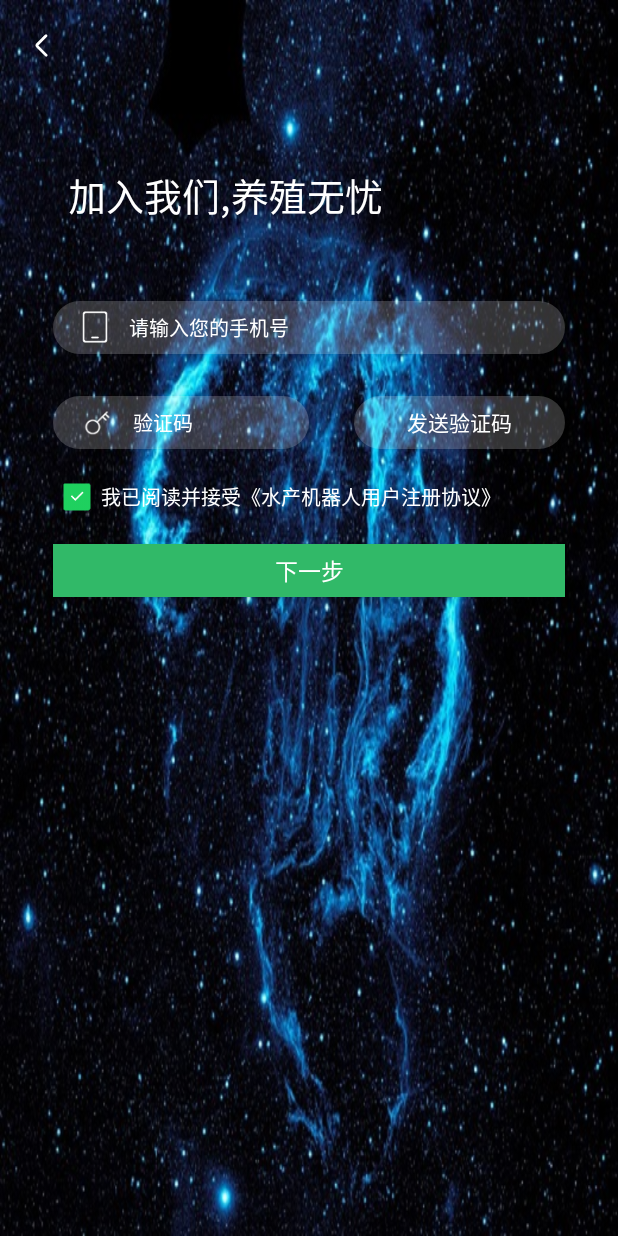
After one commit to crazyzhangxl/KeyBoardDemo, an Android app: the RegisterActivity screen opened directly, with no data from a screen before it, on a phone screen of 412 x 824 dp. The commit adds this screen. Run offline under Robolectric (Android 15) with nearby library versions, the phone set to English and light mode, and no system bars.

Commit message:
增加软键盘基础版本--- 可移动软件盘

```diff
--- a/app/build.gradle
+++ b/app/build.gradle
@@ -4,7 +4,7 @@ android {
     compileSdkVersion 28
     defaultConfig {
         applicationId "com.example.apple.keyboarddemo"
-        minSdkVersion 15
+        minSdkVersion 16
         targetSdkVersion 28
         versionCode 1
         versionName "1.0"
--- /dev/null
+++ b/app/src/main/java/com/example/apple/keyboarddemo/RegisterActivity.java
@@ -0,0 +1,157 @@
+package com.example.apple.keyboarddemo;
+
+import android.content.Context;
+import android.content.Intent;
+import android.graphics.Rect;
+import android.os.Build;
+import android.support.annotation.RequiresApi;
+import android.support.v7.app.AlertDialog;
+import android.support.v7.app.AppCompatActivity;
+import android.os.Bundle;
+import android.util.DisplayMetrics;
+import android.util.Log;
+import android.view.View;
+import android.view.ViewTreeObserver;
+import android.view.inputmethod.InputMethodManager;
+import android.widget.Button;
+import android.widget.EditText;
+import android.widget.LinearLayout;
+
+import com.example.apple.keyboarddemo.shelter_aty.ShelterActivity;
+
+/**
+ * @author crazyZhangxl on 2018-12-22 13:27:56.
+ * Describe:
+ */
+
+public class RegisterActivity extends AppCompatActivity {
+    private Button mBtn;
+    private LinearLayout mLinearLayout;
+    private int mButtonHeight;
+    private ViewTreeObserver mTreeObserver;
+    private ViewTreeObserver.OnGlobalLayoutListener mListener;
+    @Override
+    protected void onCreate(Bundle savedInstanceState) {
+        super.onCreate(savedInstanceState);
+        setContentView(R.layout.activity_register);
+        initViews();
+        initListener();
+    }
+
+    private void initListener() {
+
+        findViewById(R.id.ivToolbarNavigation).setOnClickListener(new View.OnClickListener() {
+            @Override
+            public void onClick(View v) {
+                hideSoft();
+                startActivity(new Intent(RegisterActivity.this, ShelterActivity.class));
+            }
+        });
+
+        mBtn.setOnClickListener(new View.OnClickListener() {
+            @Override
+            public void onClick(View v) {
+                showDialog();
+            }
+        });
+
+        buttonBeyondKeyboardLayout(mLinearLayout,mBtn);
+    }
+
+    @Override
+    protected void onResume() {
+        super.onResume();
+
+    }
+
+    private void initViews() {
+        mLinearLayout = findViewById(R.id.content);
+        mBtn = findViewById(R.id.btnNext);
+
+    }
+
+    /**
+     * 移动的布局
+     * @param root     需要移动的布局
+     * @param button   最底部的布局
+     */
+    private void buttonBeyondKeyboardLayout(final  View root,final View button) {
+        mListener = new ViewTreeObserver.OnGlobalLayoutListener() {
+            @Override
+            public void onGlobalLayout() {
+                Log.e("测试", "-------统计测量------" );
+                Rect rect = new Rect();
+                // 获得当前窗口的可视区域的大小
+                getWindow().getDecorView().getWindowVisibleDisplayFrame(rect);
+                // 当前窗口的高度 - 可见区域的底部 = 不可见窗体的大小[即软件盘的高度]
+                int rootInvisibleHeight = getWindow().getDecorView().getHeight() - rect.bottom;
+
+                // 事件为弹出软键盘时，软件盘至少有100px吧 这里100可以替换为软件盘的高度
+                if (rootInvisibleHeight > 100) {
+                    int[] location = new int[2];
+                    // 获得按钮即所要检测的视图的高
+                    button.getLocationInWindow(location);
+                    // 按钮的底部------
+                    int buttonHeight = button.getHeight() + location[1];
+                    // **************  判断是否需要进行移动 **************
+                    if (rect.bottom > buttonHeight) {
+                        // 如果不需要移动那么直接移除
+                        if (mListener != null && mTreeObserver.isAlive()) {
+                            mTreeObserver.removeOnGlobalLayoutListener(this);
+                        }
+                        mListener = null;
+                    } else {
+                        // 计算向上移动的高度
+                        mButtonHeight = (buttonHeight - rect.bottom + dpToPx(20));
+                        Log.e("软键盘", "onGlobalLayout:   = "+mButtonHeight);
+                        // 注意scroll,移动的是内容
+                        root.scrollTo(0, mButtonHeight);
+                    }
+                } else {
+                    // 软键盘隐藏进行还原
+                    root.scrollTo(0, 0);
+                }
+            }
+        };
+        mTreeObserver = root.getViewTreeObserver();
+        mTreeObserver.addOnGlobalLayoutListener(mListener);
+    }
+
+    @Override
+    protected void onDestroy() {
+        if (mListener != null && mTreeObserver != null && mTreeObserver.isAlive()) {
+            mTreeObserver.removeOnGlobalLayoutListener(mListener);
+        }
+        super.onDestroy();
+    }
+
+    private void hideSoft(){
+        InputMethodManager imm = (InputMethodManager) getSystemService(Context.INPUT_METHOD_SERVICE);
+        // 隐藏软键盘 imm.hideSoftInputFromWindow(getWindow().getDecorView().getWindowToken(), 0);
+        // 延迟个0.1秒是因为 可能推出太快导致软键盘刚刚被回收，前面的界面出现断层
+        try {
+            Thread.sleep(50);
+        } catch (InterruptedException e) {
+            e.printStackTrace();
+        }
+    }
+
+    private int dpToPx(int dp){
+        DisplayMetrics displayMetrics = getResources().getDisplayMetrics();
+        return Math.round(displayMetrics.density*dp);
+    }
+
+    /**
+     * 用于测试是否弹出dialog会重新绘制布局
+     *
+     * ------------- 经过测试是不会影响布局的[可以放心的使用] ----------
+     */
+    private void showDialog(){
+        AlertDialog alertDialog = new AlertDialog.Builder(this).setTitle("测试标题")
+                .setMessage("只是用于测试弹出框是否影响布局重绘制")
+                .setNegativeButton("取消", null)
+                .setPositiveButton("对", null)
+                .create();
+        alertDialog.show();
+    }
+}
--- a/app/src/main/java/com/example/apple/keyboarddemo/SplashActivity.java
+++ b/app/src/main/java/com/example/apple/keyboarddemo/SplashActivity.java
@@ -40,5 +40,12 @@ public class SplashActivity extends AppCompatActivity {
                 startActivity(new Intent(SplashActivity.this, ShelterActivity.class));
             }
         });
+
+        findViewById(R.id.btn).setOnClickListener(new View.OnClickListener() {
+            @Override
+            public void onClick(View v) {
+                startActivity(new Intent(SplashActivity.this,RegisterActivity.class));
+            }
+        });
     }
 }
--- /dev/null
+++ b/app/src/main/res/drawable/bg_border_color_black.xml
@@ -0,0 +1,5 @@
+<?xml version="1.0" encoding="utf-8"?>
+<shape xmlns:android="http://schemas.android.com/apk/res/android" >
+    <corners android:radius="20dp"/>
+	<solid android:color="#32ffffff"/>
+</shape>
--- /dev/null
+++ b/app/src/main/res/drawable/ic_selector_checkbox.xml
@@ -0,0 +1,5 @@
+<?xml version="1.0" encoding="utf-8"?>
+<selector xmlns:android="http://schemas.android.com/apk/res/android">
+    <item android:drawable="@mipmap/form_checkbox_checked" android:state_checked="true" />
+    <item android:drawable="@mipmap/form_checkbox_normal" />
+</selector>
--- /dev/null
+++ b/app/src/main/res/layout/activity_register.xml
@@ -0,0 +1,185 @@
+<?xml version="1.0" encoding="utf-8"?>
+<FrameLayout xmlns:android="http://schemas.android.com/apk/res/android"
+    xmlns:app="http://schemas.android.com/apk/res-auto"
+    xmlns:tools="http://schemas.android.com/tools"
+    android:layout_width="match_parent"
+    android:layout_height="match_parent"
+    android:background="@drawable/bg_splash"
+    android:fitsSystemWindows="true">
+    <LinearLayout
+        android:id="@+id/content"
+        android:fitsSystemWindows="true"
+        android:orientation="vertical"
+        android:layout_width="match_parent"
+        android:layout_height="match_parent">
+        <RelativeLayout
+            android:layout_marginTop="75dp"
+            android:layout_width="match_parent"
+            android:layout_height="110dp" >
+            <TextView
+                android:textColor="@color/white"
+                android:textSize="25sp"
+                android:text="加入我们,养殖无忧"
+                android:layout_marginLeft="45dp"
+                android:layout_centerVertical="true"
+                android:layout_width="wrap_content"
+                android:layout_height="wrap_content" />
+        </RelativeLayout>
+        <LinearLayout
+            android:orientation="vertical"
+            android:layout_width="match_parent"
+            android:layout_height="match_parent">
+            <RelativeLayout
+                android:layout_gravity="center_horizontal"
+                android:layout_marginRight="35dp"
+                android:layout_marginLeft="35dp"
+                android:layout_marginTop="15dp"
+                android:layout_width="match_parent"
+                android:layout_height="35dp"
+                android:id="@+id/account"
+                android:focusable="true"
+                android:focusableInTouchMode="true"
+                android:background="@drawable/bg_border_color_black"
+                >
+                <ImageView
+                    android:layout_centerVertical="true"
+                    android:layout_alignParentLeft="true"
+                    android:layout_width="25dp"
+                    android:layout_height="25dp"
+                    android:layout_marginLeft="15dp"
+                    android:src="@drawable/iconmbile"
+                    android:id="@+id/accountIcon" />
+
+                <EditText
+                    android:id="@+id/etAccount"
+                    android:layout_width="match_parent"
+                    android:textColor="@color/white"
+                    android:layout_height="match_parent"
+                    android:layout_marginLeft="10dp"
+                    android:textColorHint="@color/white"
+                    android:hint="请输入您的手机号"
+                    android:textSize="13sp"
+                    android:background="@null"
+                    android:layout_marginRight="10dp"
+                    android:layout_centerVertical="true"
+                    android:layout_toEndOf="@+id/accountIcon"
+                    tools:ignore="RtlCompat" />
+            </RelativeLayout>
+            <LinearLayout
+                android:layout_marginTop="28dp"
+                android:layout_marginRight="35dp"
+                android:layout_marginLeft="35dp"
+                android:orientation="horizontal"
+                android:layout_width="match_parent"
+                android:layout_height="wrap_content">
+                <RelativeLayout
+                    android:id="@+id/rlRecode"
+                    android:layout_gravity="center_horizontal"
+                    android:layout_weight="1"
+                    android:layout_width="match_parent"
+                    android:layout_height="35dp"
+                    android:background="@drawable/bg_border_color_black"
+                    >
+                    <ImageView
+                        android:layout_centerVertical="true"
+                        android:layout_alignParentLeft="true"
+                        android:layout_width="28dp"
+                        android:layout_height="28dp"
+                        android:layout_marginLeft="15dp"
+                        android:src="@mipmap/keyicon"
+                        android:id="@+id/keyIcon" />
+
+                    <EditText
+                        android:id="@+id/smsCode"
+                        android:layout_width="match_parent"
+                        android:textColor="@color/white"
+                        android:inputType="number"
+                        android:layout_height="match_parent"
+                        android:layout_marginLeft="10dp"
+                        android:textColorHint="@color/white"
+                        android:hint="验证码"
+                        android:textSize="13sp"
+                        android:background="@null"
+                        android:layout_marginRight="20dp"
+                        android:layout_centerVertical="true"
+                        android:layout_toEndOf="@+id/keyIcon"
+                        tools:ignore="RtlCompat" />
+                </RelativeLayout>
+                <TextView
+                    android:background="@drawable/bg_border_color_black"
+                    android:text="发送验证码"
+                    android:id="@+id/pbSmsCode"
+                    android:textColor="@color/white"
+                    android:layout_weight="1"
+                    android:layout_marginLeft="30dp"
+                    android:layout_gravity="center_horizontal"
+                    android:layout_width="match_parent"
+                    android:layout_height="35dp"
+                    android:gravity="center"
+                    />
+            </LinearLayout>
+
+            <LinearLayout
+                android:layout_marginLeft="35dp"
+                android:layout_marginRight="35dp"
+                android:layout_marginTop="16dp"
+                android:orientation="horizontal"
+                android:layout_width="match_parent"
+                android:layout_height="wrap_content">
+                <!-- checkbox-->
+                <CheckBox
+                    android:id="@+id/cbProtocol"
+                    android:layout_width="wrap_content"
+                    android:layout_height="wrap_content"
+                    android:checked="true"
+                    android:button="@drawable/ic_selector_checkbox"
+                    android:contentDescription="@null"
+                    android:textSize="13sp"
+                    tools:visibility="visible" />
+
+                <TextView
+                    android:textSize="13sp"
+                    android:id="@+id/tvProtocol"
+                    android:text="我已阅读并接受《水产机器人用户注册协议》"
+                    android:textColor="@color/white"
+                    android:layout_width="wrap_content"
+                    android:layout_height="wrap_content"
+                    tools:ignore="HardcodedText,RtlHardcoded" />
+
+            </LinearLayout>
+
+            <Button
+                android:id="@+id/btnNext"
+                android:layout_marginRight="35dp"
+                android:layout_marginLeft="35dp"
+                android:layout_marginTop="15dp"
+                android:layout_gravity="center_horizontal"
+                android:text="下一步"
+                android:background="#31b968"
+                android:gravity="center"
+                android:textSize="15sp"
+                android:textColor="@color/white"
+                android:layout_width="match_parent"
+                android:layout_height="35dp" />
+        </LinearLayout>
+    </LinearLayout>
+    <RelativeLayout
+        android:layout_marginTop="8dp"
+        android:layout_width="match_parent"
+        android:layout_height="45dp">
+        <ImageView
+            android:scaleType="centerInside"
+            android:visibility="visible"
+            android:layout_marginLeft="10dp"
+            android:id="@+id/ivToolbarNavigation"
+            android:padding="8dp"
+            android:layout_width="35dp"
+            android:layout_height="35dp"
+            android:background="?attr/selectableItemBackgroundBorderless"
+            android:layout_alignParentLeft="true"
+            android:layout_alignParentStart="true"
+            android:layout_centerVertical="true"
+            android:src="@mipmap/ic_back2" />
+    </RelativeLayout>
+
+</FrameLayout>
--- a/app/src/main/res/layout/activity_shelter.xml
+++ b/app/src/main/res/layout/activity_shelter.xml
@@ -4,7 +4,17 @@
     xmlns:tools="http://schemas.android.com/tools"
     android:layout_width="match_parent"
     android:layout_height="match_parent"
+    android:orientation="vertical"
+    android:focusableInTouchMode="true"
+    android:focusable="true"
     tools:context=".shelter_aty.ShelterActivity">
+    <android.support.v7.widget.Toolbar
+        app:title="软键盘遮挡"
+        app:titleTextColor="@color/white"
+        android:background="@color/colorPrimary"
+        android:layout_width="match_parent"
+        android:layout_height="45dp">
+    </android.support.v7.widget.Toolbar>
     <EditText
         android:paddingLeft="10dp"
         android:paddingTop="10dp"
--- a/app/src/main/res/layout/activity_splash.xml
+++ b/app/src/main/res/layout/activity_splash.xml
@@ -6,6 +6,11 @@
     android:layout_height="match_parent"
     android:orientation="vertical"
     tools:context=".SplashActivity">
+    <Button
+        android:id="@+id/btn"
+        android:text="键盘基础"
+        android:layout_width="wrap_content"
+        android:layout_height="wrap_content" />
     <Button
         android:id="@+id/btnNum"
         android:text="数字软件"
--- /dev/null
+++ b/app/src/main/res/values-v19/styles.xml
@@ -0,0 +1,7 @@
+<?xml version="1.0" encoding="utf-8"?>
+<resources>
+
+    <style name="fullScreen" parent="topic">
+        <item name="android:windowTranslucentStatus">true</item>
+    </style>
+</resources>
--- a/app/src/main/res/values/styles.xml
+++ b/app/src/main/res/values/styles.xml
@@ -13,6 +13,9 @@
         <item name="windowActionBar">false</item>
         <item name="windowNoTitle">true</item>
     </style>
+    w
+    <style name="fullScreen" parent="topic">
+    </style>
 
     <style name="BottomSheetEdit" parent="Theme.Design.Light.BottomSheetDialog">
         <item name="android:windowIsFloating">false</item> <!--不浮现在活动上-->
```
Also changed, not shown: app/src/main/AndroidManifest.xml (+5 -2 lines), app/src/main/res/drawable/bg_splash.jpg (added), app/src/main/res/drawable/iconmbile.png (added), app/src/main/res/mipmap-mdpi/ic_back2.png (added), app/src/main/res/mipmap-xhdpi/keyicon.png (added), app/src/main/res/mipmap-xxxhdpi/form_checkbox_checked.png (added), app/src/main/res/mipmap-xxxhdpi/form_checkbox_normal.png (added), 2 other files.
